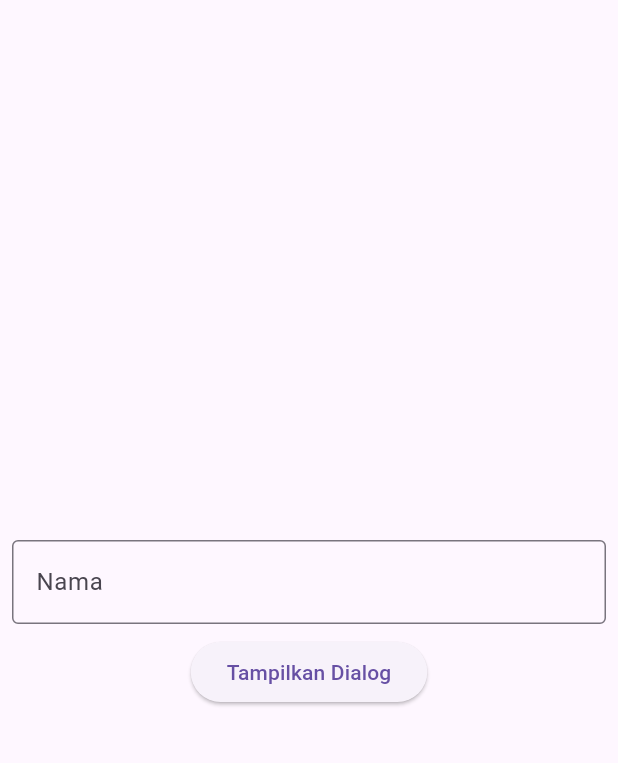
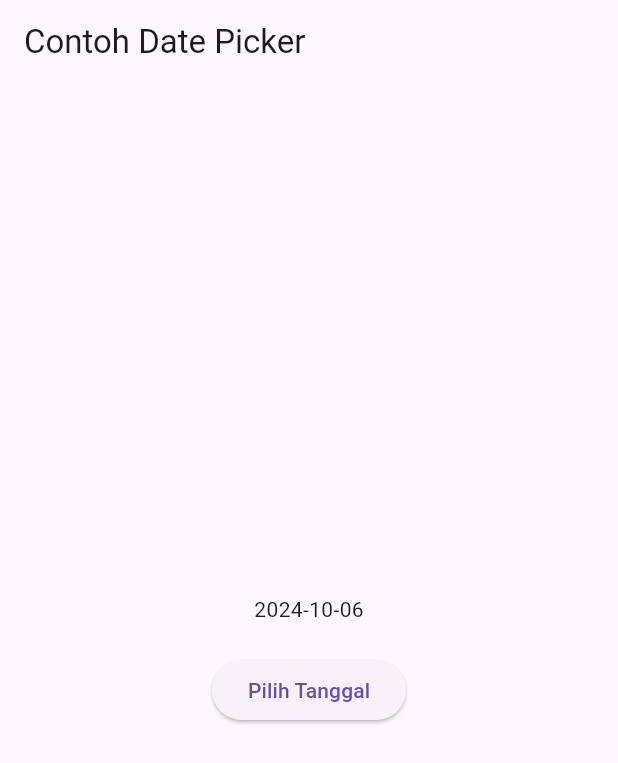
Before and after one commit to yogiannanf/PemrogramanMobile, a Flutter app: the screen it shows after launch, on a phone screen of 412 x 824 dp. Shown: the top 763 px of the screen. Run offline on Flutter 3.47's test engine with Material 3 defaults, Android fonts, the phone set to English and light mode, and no system bars.

Commit message:
Praktikum 5 (Langkah 6: Date and Time Pickers)

```diff
--- /dev/null
+++ b/hello_world/lib/basic_widgets/date_widget.dart
@@ -0,0 +1,52 @@
+import 'package:flutter/material.dart';
+import 'dart:async'; // Dibutuhkan untuk Future
+
+class DatetimeWidget extends StatefulWidget {
+  const DatetimeWidget({super.key});
+
+  @override
+  _DatetimeWidget createState() => _DatetimeWidget();
+}
+
+class _DatetimeWidget extends State<DatetimeWidget> {
+  // Variable/State untuk mengambil tanggal
+  DateTime selectedDate = DateTime.now();
+
+  //  Initial SelectDate FLutter
+  Future<void> _selectDate(BuildContext context) async {
+    // Initial DateTime FIinal Picked
+    final DateTime? picked = await showDatePicker(
+        context: context,
+        initialDate: selectedDate,
+        firstDate: DateTime(2015, 8),
+        lastDate: DateTime(2101));
+    if (picked != null && picked != selectedDate) {
+      setState(() {
+        selectedDate = picked;
+      });
+    }
+  }
+
+  @override
+  Widget build(BuildContext context) {
+    return Center(
+      child: Column(
+        mainAxisSize: MainAxisSize.min,
+        children: <Widget>[
+          Text("${selectedDate.toLocal()}".split(' ')[0]),
+          const SizedBox(
+            height: 20.0,
+          ),
+          ElevatedButton(
+            onPressed: () => {
+              _selectDate(context),
+              // ignore: avoid_print
+              print(selectedDate.day + selectedDate.month + selectedDate.year)
+            },
+            child: const Text('Pilih Tanggal'),
+          ),
+        ],
+      ),
+    );
+  }
+}
--- a/hello_world/lib/main.dart
+++ b/hello_world/lib/main.dart
@@ -1,4 +1,5 @@
 import 'package:flutter/material.dart';
+import 'basic_widgets/date_widget.dart'; // Import file untuk widget tanggal
 
 void main() {
   runApp(const MyApp());
@@ -7,68 +8,25 @@
 class MyApp extends StatelessWidget {
   const MyApp({Key? key}) : super(key: key);
 
-  @override
+   @override
   Widget build(BuildContext context) {
     return const MaterialApp(
-      home: Scaffold(
-        body: MyLayout(),
-      ),
+      title: 'Contoh Date Picker',
+      home: MyHomePage(),
     );
   }
 }
 
-class MyLayout extends StatelessWidget {
-  const MyLayout({Key? key}) : super(key: key);
+class MyHomePage extends StatelessWidget {
+  const MyHomePage({Key? key}) : super(key: key);
 
-   @override
+  @override
   Widget build(BuildContext context) {
-    return Column(
-      mainAxisAlignment: MainAxisAlignment.center,
-      children: [
-        const Padding(
-          padding: EdgeInsets.all(8.0),
-          child: TextField(
-            obscureText: false,
-            decoration: InputDecoration(
-              border: OutlineInputBorder(),
-              labelText: 'Nama',
-            ),
-          ),
-        ),
-        ElevatedButton(
-          onPressed: () {
-            showAlertDialog(context);
-          },
-          child: const Text("Tampilkan Dialog"),
-        ),
-      ],
+    return Scaffold(
+      appBar: AppBar(
+        title: const Text('Contoh Date Picker'),
+      ),
+      body: const DatetimeWidget(), // Panggil widget yang sudah dibuat
     );
   }
 }
-
-showAlertDialog(BuildContext context) {
-  // set up the button
-  Widget okButton = TextButton(
-    child: const Text("OK"),
-    onPressed: () {
-      Navigator.pop(context);
-    },
-  );
-
-  // set up the AlertDialog
-  AlertDialog alert = AlertDialog(
-    title: const Text("My title"),
-    content: const Text("This is my message."),
-    actions: [
-      okButton,
-    ],
-  );
-
-  // show the dialog
-  showDialog(
-    context: context,
-    builder: (BuildContext context) {
-      return alert;
-    },
-  );
-}
```
Also changed, not shown: hello_world/pubspec.yaml (+5 -5 lines), hello_world/img/prak5langkah6a.png (added), hello_world/img/prak5langkah6b.png (added), 1 other file.
